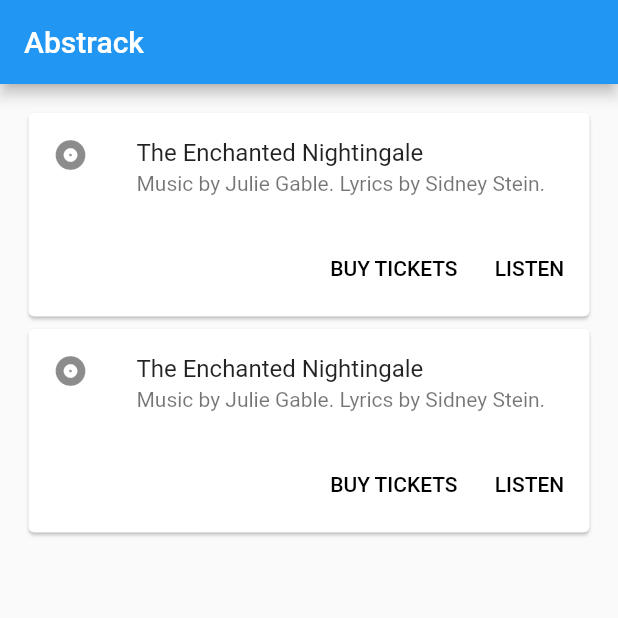
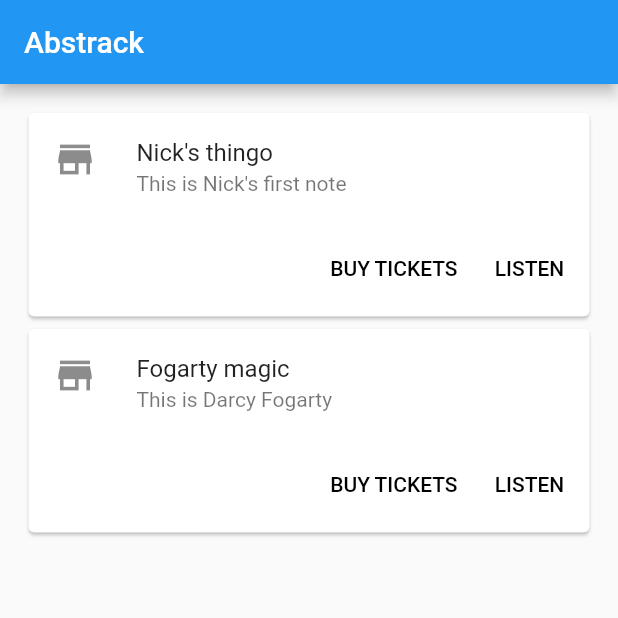
Before and after one commit to NickBrooks/FlashBot.Flutter, a Flutter app: the screen it shows after launch, on a phone screen of 412 x 824 dp, the top half of it. Run offline on Flutter 3.47's test engine with Material 2 defaults, Android fonts, the phone set to English and light mode, and no system bars; our stand-ins replace flutter_redux, redux.

Commit message:
put everything into folders

```diff
--- /dev/null
+++ b/lib/UI/noteWidget.dart
@@ -0,0 +1,43 @@
+import 'package:flutter/material.dart';
+
+import '../models/note.dart';
+
+class NoteWidget extends StatelessWidget {
+  final Note note;
+
+  NoteWidget(this.note);
+
+  @override
+  Widget build(BuildContext context) {
+    return new Card(
+      child: new Column(
+        mainAxisSize: MainAxisSize.min,
+        children: <Widget>[
+          new ListTile(
+            leading: new Icon(
+              Icons.store_mall_directory,
+              size: 30.0,
+            ),
+            title: new Text(note.title),
+            subtitle: new Text(note.note),
+          ),
+          new ButtonTheme.bar(
+            // make buttons use the appropriate styles for cards
+            child: new ButtonBar(
+              children: <Widget>[
+                new FlatButton(
+                  child: new Text('BUY TICKETS'),
+                  onPressed: () {/* ... */},
+                ),
+                new FlatButton(
+                  child: new Text('LISTEN'),
+                  onPressed: () {/* ... */},
+                ),
+              ],
+            ),
+          ),
+        ],
+      ),
+    );
+  }
+}
--- /dev/null
+++ b/lib/actions/noteActions.dart
@@ -0,0 +1,15 @@
+import '../models/note.dart';
+
+class AddNoteAction {
+  final Note note;
+
+  AddNoteAction(this.note);
+}
+
+class NotesLoadedAction {
+  final List<Note> notes;
+
+  NotesLoadedAction(this.notes);
+}
+
+class NotesNotLoadedAction {}
--- /dev/null
+++ b/lib/appState/appState.dart
@@ -0,0 +1,20 @@
+import '../models/note.dart';
+import '../tools/utilities.dart';
+
+class AppState {
+  final int counter;
+  final List<Note> notes;
+
+  AppState({this.counter = 0, this.notes = const []});
+
+  factory AppState.initial() => new AppState(counter: 0, notes: [
+        new Note(
+            id: Uuid().generateV4(),
+            title: "Nick's thingo",
+            note: "This is Nick's first note"),
+        new Note(
+            id: Uuid().generateV4(),
+            title: "Fogarty magic",
+            note: "This is Darcy Fogarty")
+      ]);
+}
--- a/lib/main.dart
+++ b/lib/main.dart
@@ -1,12 +1,18 @@
-import 'dart:math';
-
 import 'package:flutter/material.dart';
 import 'package:flutter_redux/flutter_redux.dart';
-import 'package:meta/meta.dart';
 import 'package:redux/redux.dart';
+
+import 'appState/appState.dart';
+import 'pages/home.dart';
+import 'reducers/notesReducer.dart';
 
 void main() {
   runApp(new AbstrackApp());
+}
+
+class AbstrackRoutes {
+  static final home = "/";
+  static final addNote = "/addNote";
 }
 
 class AbstrackApp extends StatelessWidget {
@@ -26,188 +32,6 @@ class AbstrackApp extends StatelessWidget {
   }
 }
 
-class Home extends StatefulWidget {
-  Home({Key key, this.title}) : super(key: key);
-
-  final String title;
-
-  @override
-  _HomeState createState() => new _HomeState();
+AppState appReducer(AppState state, action) {
+  return new AppState(notes: notesReducer(state.notes, action));
 }
-
-class _HomeState extends State<Home> {
-  @override
-  Widget build(BuildContext context) {
-    return new Scaffold(
-        appBar: new AppBar(
-          title: new Text(widget.title),
-        ),
-        body: new Material(
-            child: new StoreConnector<AppState, List<Note>>(
-          converter: (store) => store.state.notes,
-          builder: (context, notes) {
-            return new ListView(
-              padding: EdgeInsets.all(15.0),
-              children: _buildNoteList(notes),
-            );
-          },
-        )));
-  }
-
-  List<NoteWidget> _buildNoteList(List<Note> notes) {
-    return notes.map((note) => new NoteWidget(note)).toList();
-  }
-}
-
-class NoteWidget extends StatelessWidget {
-  final Note note;
-
-  NoteWidget(this.note);
-
-  @override
-  Widget build(BuildContext context) {
-    return new Card(
-      child: new Column(
-        mainAxisSize: MainAxisSize.min,
-        children: <Widget>[
-          const ListTile(
-            leading: const Icon(Icons.album),
-            title: const Text('The Enchanted Nightingale'),
-            subtitle:
-                const Text('Music by Julie Gable. Lyrics by Sidney Stein.'),
-          ),
-          new ButtonTheme.bar(
-            // make buttons use the appropriate styles for cards
-            child: new ButtonBar(
-              children: <Widget>[
-                new FlatButton(
-                  child: const Text('BUY TICKETS'),
-                  onPressed: () {/* ... */},
-                ),
-                new FlatButton(
-                  child: const Text('LISTEN'),
-                  onPressed: () {/* ... */},
-                ),
-              ],
-            ),
-          ),
-        ],
-      ),
-    );
-  }
-}
-
-class AbstrackRoutes {
-  static final home = "/";
-  static final addNote = "/addNote";
-}
-
-class AppState {
-  final int counter;
-  final List<Note> notes;
-
-  AppState({this.counter = 0, this.notes = const []});
-
-  factory AppState.initial() => new AppState(counter: 0, notes: [
-        new Note(
-            id: Uuid().generateV4(),
-            title: "Nick's thingo",
-            note: "This is Nick's first note"),
-        new Note(
-            id: Uuid().generateV4(),
-            title: "Fogarty magic",
-            note: "This is Darcy Fogarty")
-      ]);
-}
-
-@immutable
-class Note {
-  final String id;
-  final String title;
-  final String note;
-
-  Note({String id, String title, String note})
-      : this.note = note ?? '',
-        this.title = title ?? '',
-        this.id = id ?? new Uuid().generateV4();
-}
-
-AppState appReducer(AppState state, action) {
-  return new AppState(
-      counter: counterReducer(state.counter, action),
-      notes: notesReducer(state.notes, action));
-}
-
-final counterReducer = combineReducers<int>([
-  new TypedReducer<int, IncreaseCounterAction>(_increaseCounter),
-  new TypedReducer<int, DecreaseCounterAction>(_decreaseCounter)
-]);
-
-final notesReducer = combineReducers<List<Note>>([
-  new TypedReducer<List<Note>, AddNoteAction>(_addNote),
-  new TypedReducer<List<Note>, NotesLoadedAction>(_setLoadedNotes),
-  new TypedReducer<List<Note>, NotesNotLoadedAction>(_setNoNotes),
-]);
-
-int _increaseCounter(int count, IncreaseCounterAction action) {
-  return count++;
-}
-
-int _decreaseCounter(int count, DecreaseCounterAction action) {
-  return count--;
-}
-
-List<Note> _addNote(List<Note> notes, AddNoteAction action) {
-  return new List.from(notes)..add(action.note);
-}
-
-List<Note> _setLoadedNotes(List<Note> notes, NotesLoadedAction action) {
-  return action.notes;
-}
-
-List<Note> _setNoNotes(List<Note> notes, NotesNotLoadedAction action) {
-  return [];
-}
-
-class IncreaseCounterAction {}
-
-class DecreaseCounterAction {}
-
-class AddNoteAction {
-  final Note note;
-
-  AddNoteAction(this.note);
-}
-
-class NotesLoadedAction {
-  final List<Note> notes;
-
-  NotesLoadedAction(this.notes);
-}
-
-class NotesNotLoadedAction {}
-
-class Uuid {
-  final Random _random = new Random();
-
-  /// Generate a version 4 (random) uuid. This is a uuid scheme that only uses
-  /// random numbers as the source of the generated uuid.
-  String generateV4() {
-    // Generate xxxxxxxx-xxxx-4xxx-yxxx-xxxxxxxxxxxx / 8-4-4-4-12.
-    final int special = 8 + _random.nextInt(4);
-
-    return '${_bitsDigits(16, 4)}${_bitsDigits(16, 4)}-'
-        '${_bitsDigits(16, 4)}-'
-        '4${_bitsDigits(12, 3)}-'
-        '${_printDigits(special, 1)}${_bitsDigits(12, 3)}-'
-        '${_bitsDigits(16, 4)}${_bitsDigits(16, 4)}${_bitsDigits(16, 4)}';
-  }
-
-  String _bitsDigits(int bitCount, int digitCount) =>
-      _printDigits(_generateBits(bitCount), digitCount);
-
-  int _generateBits(int bitCount) => _random.nextInt(1 << bitCount);
-
-  String _printDigits(int value, int count) =>
-      value.toRadixString(16).padLeft(count, '0');
-}
--- /dev/null
+++ b/lib/models/note.dart
@@ -0,0 +1,15 @@
+import 'package:meta/meta.dart';
+
+import '../tools/utilities.dart';
+
+@immutable
+class Note {
+  final String id;
+  final String title;
+  final String note;
+
+  Note({String id, String title, String note})
+      : this.note = note ?? '',
+        this.title = title ?? '',
+        this.id = id ?? new Uuid().generateV4();
+}
--- /dev/null
+++ b/lib/pages/home.dart
@@ -0,0 +1,39 @@
+import 'package:flutter/material.dart';
+import 'package:flutter_redux/flutter_redux.dart';
+
+import '../UI/noteWidget.dart';
+import '../appState/appState.dart';
+import '../models/note.dart';
+
+class Home extends StatefulWidget {
+  Home({Key key, this.title}) : super(key: key);
+
+  final String title;
+
+  @override
+  _HomeState createState() => new _HomeState();
+}
+
+class _HomeState extends State<Home> {
+  @override
+  Widget build(BuildContext context) {
+    return new Scaffold(
+        appBar: new AppBar(
+          title: new Text(widget.title),
+        ),
+        body: new Material(
+            child: new StoreConnector<AppState, List<Note>>(
+          converter: (store) => store.state.notes,
+          builder: (context, notes) {
+            return new ListView(
+              padding: EdgeInsets.all(15.0),
+              children: _buildNoteList(notes),
+            );
+          },
+        )));
+  }
+
+  List<NoteWidget> _buildNoteList(List<Note> notes) {
+    return notes.map((note) => new NoteWidget(note)).toList();
+  }
+}
--- /dev/null
+++ b/lib/reducers/notesReducer.dart
@@ -0,0 +1,22 @@
+import 'package:redux/redux.dart';
+
+import '../actions/noteActions.dart';
+import '../models/note.dart';
+
+final notesReducer = combineReducers<List<Note>>([
+  new TypedReducer<List<Note>, AddNoteAction>(_addNote),
+  new TypedReducer<List<Note>, NotesLoadedAction>(_setLoadedNotes),
+  new TypedReducer<List<Note>, NotesNotLoadedAction>(_setNoNotes),
+]);
+
+List<Note> _addNote(List<Note> notes, AddNoteAction action) {
+  return new List.from(notes)..add(action.note);
+}
+
+List<Note> _setLoadedNotes(List<Note> notes, NotesLoadedAction action) {
+  return action.notes;
+}
+
+List<Note> _setNoNotes(List<Note> notes, NotesNotLoadedAction action) {
+  return [];
+}
--- /dev/null
+++ b/lib/tools/utilities.dart
@@ -0,0 +1,26 @@
+import 'dart:math';
+
+class Uuid {
+  final Random _random = new Random();
+
+  /// Generate a version 4 (random) uuid. This is a uuid scheme that only uses
+  /// random numbers as the source of the generated uuid.
+  String generateV4() {
+    // Generate xxxxxxxx-xxxx-4xxx-yxxx-xxxxxxxxxxxx / 8-4-4-4-12.
+    final int special = 8 + _random.nextInt(4);
+
+    return '${_bitsDigits(16, 4)}${_bitsDigits(16, 4)}-'
+        '${_bitsDigits(16, 4)}-'
+        '4${_bitsDigits(12, 3)}-'
+        '${_printDigits(special, 1)}${_bitsDigits(12, 3)}-'
+        '${_bitsDigits(16, 4)}${_bitsDigits(16, 4)}${_bitsDigits(16, 4)}';
+  }
+
+  String _bitsDigits(int bitCount, int digitCount) =>
+      _printDigits(_generateBits(bitCount), digitCount);
+
+  int _generateBits(int bitCount) => _random.nextInt(1 << bitCount);
+
+  String _printDigits(int value, int count) =>
+      value.toRadixString(16).padLeft(count, '0');
+}
```
